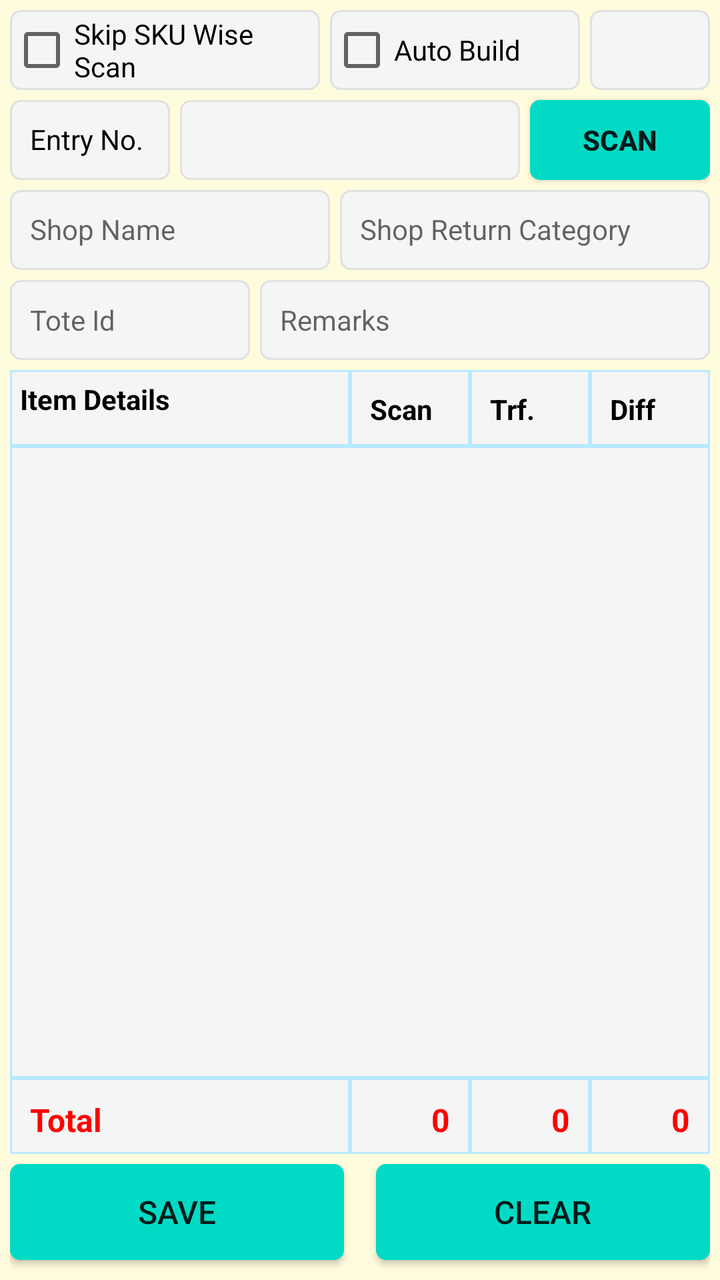
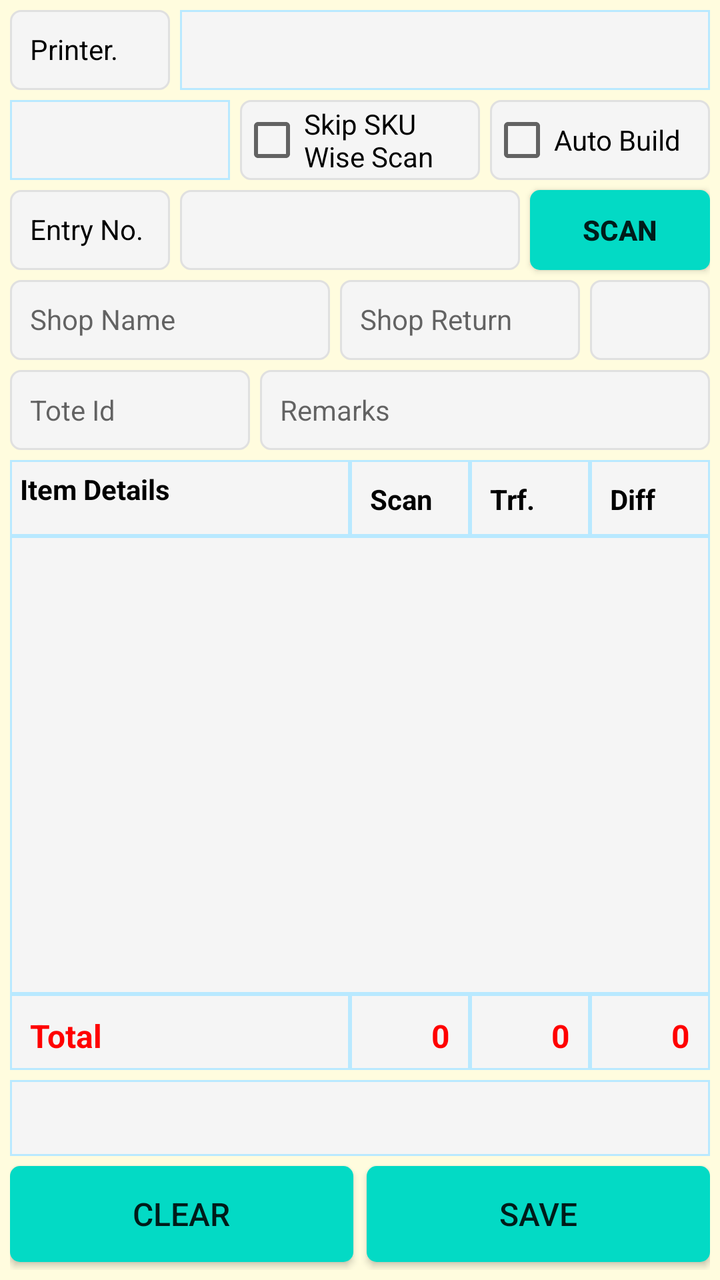

The first picture is an Android layout as it rendered before a commit; the second is the same layout after the commit. The layout source and the unified diff follow.
<!-- AndroidManifest.xml: application theme AppTheme -->
<!-- res/layout/fragment_receive_shop_returns.xml -->
<?xml version="1.0" encoding="utf-8"?>
<FrameLayout xmlns:android="http://schemas.android.com/apk/res/android"
    xmlns:app="http://schemas.android.com/apk/res-auto"
    xmlns:tools="http://schemas.android.com/tools"
    android:layout_width="match_parent"
    android:layout_height="match_parent"
    android:background="@color/backColor"
    tools:context=".ui.shopreturns.ReceiveShopReturnsFragment">

    <androidx.constraintlayout.widget.ConstraintLayout
        android:layout_width="match_parent"
        android:layout_height="match_parent"
        android:padding="5dp">

        <TextView
            android:id="@+id/TextView1"
            android:layout_width="80dp"
            android:layout_height="40dp"
            android:layout_marginTop="5dp"
            android:background="@drawable/et_custom"
            android:gravity="left"
            android:hint=""
            android:padding="10dp"
            android:text="Entry No."
            android:textColor="@color/coloBlack"
            android:textSize="14sp"
            app:layout_constraintStart_toStartOf="parent"
            app:layout_constraintTop_toBottomOf="@+id/ch_shop_return_itemwise_scan" />

        <EditText
            android:id="@+id/et_shop_return_entryno"
            android:layout_width="0dp"
            android:layout_height="40dp"
            android:layout_marginLeft="5dp"
            android:layout_marginRight="5dp"
            android:background="@drawable/et_custom"
            android:hint=""
            android:inputType="text"
            android:padding="10dp"
            android:textColor="@color/coloBlack"
            android:textSize="14sp"
            app:layout_constraintEnd_toStartOf="@+id/bt_shop_return_scan"
            app:layout_constraintHorizontal_bias="1.0"
            app:layout_constraintStart_toEndOf="@+id/TextView1"
            app:layout_constraintTop_toTopOf="@+id/TextView1"
            tools:ignore="SpeakableTextPresentCheck,TouchTargetSizeCheck" />

        <CheckBox
            android:id="@+id/ch_shop_return_itemwise_scan"
            android:layout_width="0dp"
            android:layout_marginRight="5dp"
            android:layout_height="40dp"
            android:background="@drawable/et_custom"
            android:text="Skip SKU Wise Scan"
            app:layout_constraintEnd_toStartOf="@+id/ch_shop_return_itemwise_autobuild"
            app:layout_constraintStart_toStartOf="parent"
            app:layout_constraintTop_toTopOf="parent" />

        <CheckBox
            android:id="@+id/ch_shop_return_itemwise_autobuild"
            android:layout_width="125dp"
            android:layout_height="40dp"
            android:layout_marginRight="5dp"
            android:background="@drawable/et_custom"
            android:text="Auto Build"
            app:layout_constraintEnd_toStartOf="@+id/tv_shop_return_auto_build_pallettype"
            app:layout_constraintTop_toTopOf="@+id/ch_shop_return_itemwise_scan" />

        <TextView
            android:id="@+id/tv_shop_return_auto_build_pallettype"
            android:layout_width="60dp"
            android:layout_height="40dp"
            android:background="@drawable/et_custom"
            android:gravity="center"
            android:hint=""
            android:padding="10dp"
            android:text=""
            android:textColor="@color/coloBlack"
            android:textSize="14sp"
            app:layout_constraintEnd_toEndOf="parent"
            app:layout_constraintTop_toTopOf="@+id/ch_shop_return_itemwise_scan" />

        <Button
            android:id="@+id/bt_shop_return_scan"
            android:layout_width="90dp"
            android:layout_height="40dp"
            android:background="@drawable/btn_custom1"
            android:text="SCAN"
            android:textAllCaps="false"
            android:textSize="14sp"
            android:textStyle="bold"
            app:layout_constraintEnd_toEndOf="parent"
            app:layout_constraintTop_toTopOf="@+id/TextView1"
            tools:ignore="TouchTargetSizeCheck" />

        <EditText
            android:id="@+id/et_shop_return_remarks"
            android:layout_width="0dp"
            android:layout_height="40dp"
            android:layout_marginTop="5dp"
            android:layout_marginLeft="5dp"
            android:background="@drawable/et_custom"
            android:inputType="text"
            android:padding="10dp"
            android:hint="Remarks"
            android:textColor="@color/coloBlack"
            android:textSize="14sp"
            app:layout_constraintEnd_toEndOf="parent"
            app:layout_constraintStart_toEndOf="@+id/et_shop_return_toteid"
            app:layout_constraintTop_toBottomOf="@+id/tv_shop_return_shopname" />

        <EditText
            android:id="@+id/et_shop_return_toteid"
            android:layout_width="120dp"
            android:layout_height="40dp"
            android:layout_marginTop="5dp"
            android:background="@drawable/et_custom"
            android:inputType="text"
            android:padding="10dp"
            android:hint="Tote Id"
            android:textColor="@color/coloBlack"
            android:textSize="14sp"
            app:layout_constraintStart_toStartOf="parent"
            app:layout_constraintTop_toBottomOf="@+id/tv_shop_return_shopname" />

        <TextView
            android:id="@+id/tv_shop_return_shopname"
            android:layout_width="160dp"
            android:layout_height="40dp"
            android:layout_marginTop="5dp"
            android:background="@drawable/et_custom"
            android:gravity="left"
            android:hint="Shop Name"
            android:padding="10dp"
            android:textColor="@color/coloBlack"
            android:textSize="14sp"
            app:layout_constraintStart_toStartOf="parent"
            app:layout_constraintTop_toBottomOf="@+id/TextView1" />

        <TextView
            android:id="@+id/tv_shop_return_category"
            android:layout_width="0dp"
            android:layout_height="40dp"
            android:layout_marginLeft="5dp"
            android:background="@drawable/et_custom"
            android:gravity="left"
            android:padding="10dp"
            android:hint="Shop Return Category"
            android:textColor="@color/coloBlack"
            android:textSize="14sp"
            app:layout_constraintEnd_toEndOf="parent"
            app:layout_constraintStart_toEndOf="@+id/tv_shop_return_shopname"
            app:layout_constraintTop_toTopOf="@+id/tv_shop_return_shopname" />

        <TextView
            android:id="@+id/TextView7"
            android:layout_width="0dp"
            android:layout_height="38dp"
            android:layout_marginTop="5dp"
            android:background="@drawable/et_custom_total"
            android:gravity="left"
            android:hint=""
            android:padding="5dp"
            android:text="Item Details"
            android:textColor="@color/coloBlack"
            android:textSize="14sp"
            android:textStyle="bold"
            app:layout_constraintEnd_toStartOf="@+id/TextView4"
            app:layout_constraintStart_toStartOf="parent"
            app:layout_constraintTop_toBottomOf="@+id/et_shop_return_toteid" />

        <TextView
            android:id="@+id/TextView4"
            android:layout_width="60dp"
            android:layout_height="38dp"
            android:background="@drawable/et_custom_total"
            android:gravity="left"
            android:hint=""
            android:padding="10dp"
            android:text="Scan"
            android:textColor="@color/coloBlack"
            android:textSize="14sp"
            android:textStyle="bold"
            app:layout_constraintEnd_toStartOf="@+id/TextView5"
            app:layout_constraintTop_toTopOf="@+id/TextView7" />

        <TextView
            android:id="@+id/TextView5"
            android:layout_width="60dp"
            android:layout_height="38dp"
            android:background="@drawable/et_custom_total"
            android:gravity="left"
            android:hint=""
            android:padding="10dp"
            android:text="Trf."
            android:textColor="@color/coloBlack"
            android:textSize="14sp"
            android:textStyle="bold"
            app:layout_constraintEnd_toStartOf="@+id/TextView6"
            app:layout_constraintTop_toTopOf="@+id/TextView7" />

        <TextView
            android:id="@+id/TextView6"
            android:layout_width="60dp"
            android:layout_height="38dp"
            android:background="@drawable/et_custom_total"
            android:gravity="left"
            android:hint=""
            android:padding="10dp"
            android:text="Diff"
            android:textColor="@color/coloBlack"
            android:textSize="14sp"
            android:textStyle="bold"
            app:layout_constraintEnd_toEndOf="parent"
            app:layout_constraintTop_toTopOf="@+id/TextView7" />

        <ListView
            android:id="@+id/lv_shop_return_details"
            android:layout_width="0dp"
            android:layout_height="0dp"
            android:background="@drawable/et_custom_total"
            app:layout_constraintBottom_toTopOf="@+id/TextView11"
            app:layout_constraintEnd_toEndOf="parent"
            app:layout_constraintStart_toStartOf="parent"
            app:layout_constraintTop_toBottomOf="@+id/TextView7"
            app:layout_constraintVertical_bias="0.0" />

        <TextView
            android:id="@+id/TextView11"
            android:layout_width="0dp"
            android:layout_height="38dp"
            android:layout_marginBottom="5dp"
            android:background="@drawable/et_custom_total"
            android:gravity="left"
            android:hint=""
            android:padding="10dp"
            android:text="Total"
            android:textColor="@color/coloRed"
            android:textSize="16sp"
            android:textStyle="bold"
            app:layout_constraintBottom_toTopOf="@+id/bt_shop_return_save"
            app:layout_constraintEnd_toStartOf="@+id/tv_shop_return_scan_total"
            app:layout_constraintStart_toStartOf="parent" />

        <TextView
            android:id="@+id/tv_shop_return_scan_total"
            android:layout_width="60dp"
            android:layout_height="38dp"
            android:background="@drawable/et_custom_total"
            android:gravity="right"
            android:hint=""
            android:padding="10dp"
            android:text="0"
            android:textColor="@color/coloRed"
            android:textSize="16sp"
            android:textStyle="bold"
            app:layout_constraintEnd_toStartOf="@+id/tv_shop_return_trf_total"
            app:layout_constraintTop_toTopOf="@+id/TextView11" />

        <TextView
            android:id="@+id/tv_shop_return_trf_total"
            android:layout_width="60dp"
            android:layout_height="38dp"
            android:background="@drawable/et_custom_total"
            android:gravity="right"
            android:hint=""
            android:padding="10dp"
            android:text="0"
            android:textColor="@color/coloRed"
            android:textSize="16sp"
            android:textStyle="bold"
            app:layout_constraintEnd_toStartOf="@+id/tv_shop_return_diff_total"
            app:layout_constraintTop_toTopOf="@+id/TextView11" />

        <TextView
            android:id="@+id/tv_shop_return_diff_total"
            android:layout_width="60dp"
            android:layout_height="38dp"
            android:background="@drawable/et_custom_total"
            android:gravity="right"
            android:hint=""
            android:padding="10dp"
            android:text="0"
            android:textColor="@color/coloRed"
            android:textSize="16sp"
            android:textStyle="bold"
            app:layout_constraintEnd_toEndOf="parent"
            app:layout_constraintTop_toTopOf="@+id/TextView11" />

        <Button
            android:id="@+id/bt_shop_return_save"
            android:layout_width="0dp"
            android:layout_height="wrap_content"
            android:layout_marginEnd="8dp"
            android:layout_marginRight="8dp"
            android:layout_marginBottom="5dp"
            android:background="@drawable/btn_custom1"
            android:text="SAVE"
            android:textAllCaps="false"
            android:textSize="16sp"
            app:layout_constraintBottom_toBottomOf="parent"
            app:layout_constraintEnd_toStartOf="@+id/textView2"
            app:layout_constraintHorizontal_bias="1.0"
            app:layout_constraintStart_toStartOf="parent"
            app:layout_constraintVertical_bias="0.0" />

        <Button
            android:id="@+id/bt_shop_return_clear"
            android:layout_width="0dp"
            android:layout_height="wrap_content"
            android:layout_marginStart="8dp"
            android:layout_marginLeft="8dp"
            android:background="@drawable/btn_custom1"
            android:text="CLEAR"
            android:textAllCaps="false"
            android:textSize="16sp"
            app:layout_constraintBottom_toBottomOf="@+id/bt_shop_return_save"
            app:layout_constraintEnd_toEndOf="parent"
            app:layout_constraintHorizontal_bias="0.448"
            app:layout_constraintStart_toEndOf="@+id/textView2" />

        <TextView
            android:id="@+id/textView2"
            android:layout_width="wrap_content"
            android:layout_height="wrap_content"
            android:layout_marginStart="16dp"
            android:layout_marginLeft="16dp"
            android:layout_marginEnd="16dp"
            android:layout_marginRight="16dp"
            android:layout_marginBottom="24dp"
            android:text=""
            android:textColor="@color/colorAccent"
            app:layout_constraintBottom_toBottomOf="parent"
            app:layout_constraintEnd_toEndOf="parent"
            app:layout_constraintStart_toStartOf="parent" />

    </androidx.constraintlayout.widget.ConstraintLayout>

</FrameLayout>
<!-- resources referenced by this layout -->
<resources>
  <color name="backColor">#FFFCDE</color>
  <color name="coloBlack">#000000</color>
  <color name="coloRed">#ff0000</color>
  <color name="colorAccent">#000000</color>
  <!-- drawable btn_custom1 (drawable) -->
  <?xml version="1.0" encoding="utf-8"?>
  <shape xmlns:android="http://schemas.android.com/apk/res/android"
      android:padding="10dp"
      android:shape="rectangle" >
  
      <solid android:color="@color/colorBtn" />
  
      <corners
          android:bottomLeftRadius="5dp"
          android:bottomRightRadius="5dp"
          android:topLeftRadius="5dp"
          android:topRightRadius="5dp" />
  
  </shape>
  <!-- drawable et_custom (drawable) -->
  <?xml version="1.0" encoding="utf-8"?>
  <shape xmlns:android="http://schemas.android.com/apk/res/android"
      android:padding="10dp"
      android:shape="rectangle" >
  
      <solid android:color="#f5f5f5" />
  
      <stroke
          android:width="1dp"
          android:color="#e0e0e0" />
  
      <corners
          android:bottomLeftRadius="5dp"
          android:bottomRightRadius="5dp"
          android:topLeftRadius="5dp"
          android:topRightRadius="5dp" />
  
  </shape>
  <!-- drawable et_custom_total (drawable) -->
  <?xml version="1.0" encoding="utf-8"?>
  <shape xmlns:android="http://schemas.android.com/apk/res/android"
      android:padding="10dp"
      android:shape="rectangle" >
  
      <solid android:color="#f5f5f5" />
  
      <stroke
          android:width="1dp"
          android:color="#B9E9FF" />
  
      <corners
          android:bottomLeftRadius="0dp"
          android:bottomRightRadius="0dp"
          android:topLeftRadius="0dp"
          android:topRightRadius="0dp" />
  
  </shape>
  <style name="AppTheme" parent="Theme.AppCompat.Light.NoActionBar">
          
          <item name="colorPrimary">@color/colorPrimary</item>
          <item name="colorPrimaryDark">@color/colorPrimaryDark</item>
          <item name="colorAccent">@color/colorAccent</item>
      </style>
  <color name="colorBtn">#03DAC5</color>
  <color name="colorPrimary">#ffb200</color>
  <color name="colorPrimaryDark">#ffb200</color>
</resources>

<!-- the commit's change to res/layout/fragment_receive_shop_returns.xml (unified diff, before → after) -->
@@ -13,6 +13,49 @@
         android:padding="5dp">
 
         <TextView
+            android:id="@+id/TextView9"
+            android:layout_width="80dp"
+            android:layout_height="40dp"
+            android:background="@drawable/et_custom"
+            android:gravity="left"
+            android:hint=""
+            android:padding="10dp"
+            android:text="Printer."
+            android:textColor="@color/coloBlack"
+            android:textSize="14sp"
+            app:layout_constraintStart_toStartOf="parent"
+            app:layout_constraintTop_toTopOf="parent" />
+
+        <Spinner
+            android:id="@+id/sp_shop_return_printer"
+            android:layout_width="0dp"
+            android:layout_height="40dp"
+            android:layout_marginLeft="5dp"
+            android:background="@drawable/et_custom_total"
+            android:gravity="center"
+            android:hint=""
+            android:padding="8dp"
+            android:textSize="14sp"
+            app:layout_constraintEnd_toEndOf="parent"
+            app:layout_constraintStart_toEndOf="@+id/TextView9"
+            app:layout_constraintTop_toTopOf="@+id/TextView9"
+            tools:ignore="SpeakableTextPresentCheck,TouchTargetSizeCheck" />
+
+        <Spinner
+            android:id="@+id/sp_shop_return_type"
+            android:layout_width="110dp"
+            android:layout_height="40dp"
+            android:layout_marginTop="5dp"
+            android:background="@drawable/et_custom_total"
+            android:gravity="center"
+            android:hint=""
+            android:padding="8dp"
+            android:textSize="14sp"
+            app:layout_constraintStart_toStartOf="parent"
+            app:layout_constraintTop_toBottomOf="@+id/TextView9"
+            tools:ignore="SpeakableTextPresentCheck,TouchTargetSizeCheck" />
+
+        <TextView
             android:id="@+id/TextView1"
             android:layout_width="80dp"
             android:layout_height="40dp"
@@ -48,22 +91,22 @@
         <CheckBox
             android:id="@+id/ch_shop_return_itemwise_scan"
             android:layout_width="0dp"
+            android:layout_height="40dp"
+            android:layout_marginLeft="5dp"
             android:layout_marginRight="5dp"
-            android:layout_height="40dp"
             android:background="@drawable/et_custom"
             android:text="Skip SKU Wise Scan"
             app:layout_constraintEnd_toStartOf="@+id/ch_shop_return_itemwise_autobuild"
-            app:layout_constraintStart_toStartOf="parent"
-            app:layout_constraintTop_toTopOf="parent" />
+            app:layout_constraintStart_toEndOf="@+id/sp_shop_return_type"
+            app:layout_constraintTop_toTopOf="@+id/sp_shop_return_type" />
 
         <CheckBox
             android:id="@+id/ch_shop_return_itemwise_autobuild"
-            android:layout_width="125dp"
-            android:layout_height="40dp"
-            android:layout_marginRight="5dp"
+            android:layout_width="110dp"
+            android:layout_height="40dp"
             android:background="@drawable/et_custom"
             android:text="Auto Build"
-            app:layout_constraintEnd_toStartOf="@+id/tv_shop_return_auto_build_pallettype"
+            app:layout_constraintEnd_toEndOf="parent"
             app:layout_constraintTop_toTopOf="@+id/ch_shop_return_itemwise_scan" />
 
         <TextView
@@ -78,7 +121,7 @@
             android:textColor="@color/coloBlack"
             android:textSize="14sp"
             app:layout_constraintEnd_toEndOf="parent"
-            app:layout_constraintTop_toTopOf="@+id/ch_shop_return_itemwise_scan" />
+            app:layout_constraintTop_toTopOf="@+id/tv_shop_return_shopname" />
 
         <Button
             android:id="@+id/bt_shop_return_scan"
@@ -142,13 +185,14 @@
             android:layout_width="0dp"
             android:layout_height="40dp"
             android:layout_marginLeft="5dp"
-            android:background="@drawable/et_custom"
-            android:gravity="left"
-            android:padding="10dp"
+            android:layout_marginRight="5dp"
+            android:background="@drawable/et_custom"
+            android:gravity="left"
             android:hint="Shop Return Category"
-            android:textColor="@color/coloBlack"
-            android:textSize="14sp"
-            app:layout_constraintEnd_toEndOf="parent"
+            android:padding="10dp"
+            android:textColor="@color/coloBlack"
+            android:textSize="14sp"
+            app:layout_constraintEnd_toStartOf="@+id/tv_shop_return_auto_build_pallettype"
             app:layout_constraintStart_toEndOf="@+id/tv_shop_return_shopname"
             app:layout_constraintTop_toTopOf="@+id/tv_shop_return_shopname" />
 
@@ -222,8 +266,7 @@
             app:layout_constraintBottom_toTopOf="@+id/TextView11"
             app:layout_constraintEnd_toEndOf="parent"
             app:layout_constraintStart_toStartOf="parent"
-            app:layout_constraintTop_toBottomOf="@+id/TextView7"
-            app:layout_constraintVertical_bias="0.0" />
+            app:layout_constraintTop_toBottomOf="@+id/TextView7" />
 
         <TextView
             android:id="@+id/TextView11"
@@ -238,8 +281,26 @@
             android:textColor="@color/coloRed"
             android:textSize="16sp"
             android:textStyle="bold"
-            app:layout_constraintBottom_toTopOf="@+id/bt_shop_return_save"
+            app:layout_constraintBottom_toTopOf="@+id/tv_shop_return_lastsave"
             app:layout_constraintEnd_toStartOf="@+id/tv_shop_return_scan_total"
+            app:layout_constraintHorizontal_bias="1.0"
+            app:layout_constraintStart_toStartOf="parent" />
+
+        <TextView
+            android:id="@+id/tv_shop_return_lastsave"
+            android:layout_width="0dp"
+            android:layout_height="38dp"
+            android:layout_marginBottom="5dp"
+            android:background="@drawable/et_custom_total"
+            android:gravity="left"
+            android:hint=""
+            android:padding="10dp"
+            android:text=""
+            android:textColor="@color/coloRed"
+            android:textSize="16sp"
+            android:textStyle="bold"
+            app:layout_constraintBottom_toTopOf="@+id/bt_shop_return_clear"
+            app:layout_constraintEnd_toEndOf="parent"
             app:layout_constraintStart_toStartOf="parent" />
 
         <TextView
@@ -291,44 +352,33 @@
             android:id="@+id/bt_shop_return_save"
             android:layout_width="0dp"
             android:layout_height="wrap_content"
-            android:layout_marginEnd="8dp"
-            android:layout_marginRight="8dp"
-            android:layout_marginBottom="5dp"
+            android:layout_marginBottom="4dp"
             android:background="@drawable/btn_custom1"
             android:text="SAVE"
             android:textAllCaps="false"
             android:textSize="16sp"
             app:layout_constraintBottom_toBottomOf="parent"
-            app:layout_constraintEnd_toStartOf="@+id/textView2"
-            app:layout_constraintHorizontal_bias="1.0"
-            app:layout_constraintStart_toStartOf="parent"
-            app:layout_constraintVertical_bias="0.0" />
+            app:layout_constraintEnd_toEndOf="parent"
+            app:layout_constraintStart_toEndOf="@+id/textView2" />
 
         <Button
             android:id="@+id/bt_shop_return_clear"
             android:layout_width="0dp"
             android:layout_height="wrap_content"
-            android:layout_marginStart="8dp"
-            android:layout_marginLeft="8dp"
             android:background="@drawable/btn_custom1"
             android:text="CLEAR"
             android:textAllCaps="false"
             android:textSize="16sp"
             app:layout_constraintBottom_toBottomOf="@+id/bt_shop_return_save"
-            app:layout_constraintEnd_toEndOf="parent"
-            app:layout_constraintHorizontal_bias="0.448"
-            app:layout_constraintStart_toEndOf="@+id/textView2" />
+            app:layout_constraintEnd_toStartOf="@+id/textView2"
+            app:layout_constraintStart_toStartOf="parent" />
 
         <TextView
             android:id="@+id/textView2"
             android:layout_width="wrap_content"
             android:layout_height="wrap_content"
-            android:layout_marginStart="16dp"
-            android:layout_marginLeft="16dp"
-            android:layout_marginEnd="16dp"
-            android:layout_marginRight="16dp"
             android:layout_marginBottom="24dp"
-            android:text=""
+            android:text="  "
             android:textColor="@color/colorAccent"
             app:layout_constraintBottom_toBottomOf="parent"
             app:layout_constraintEnd_toEndOf="parent"
